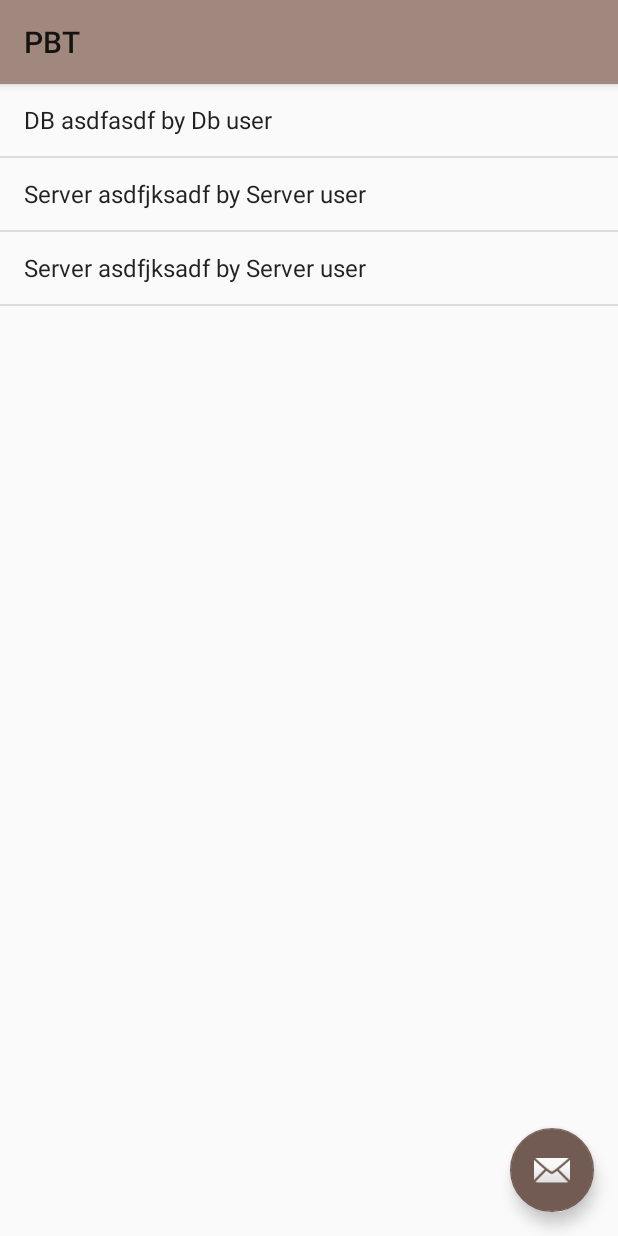
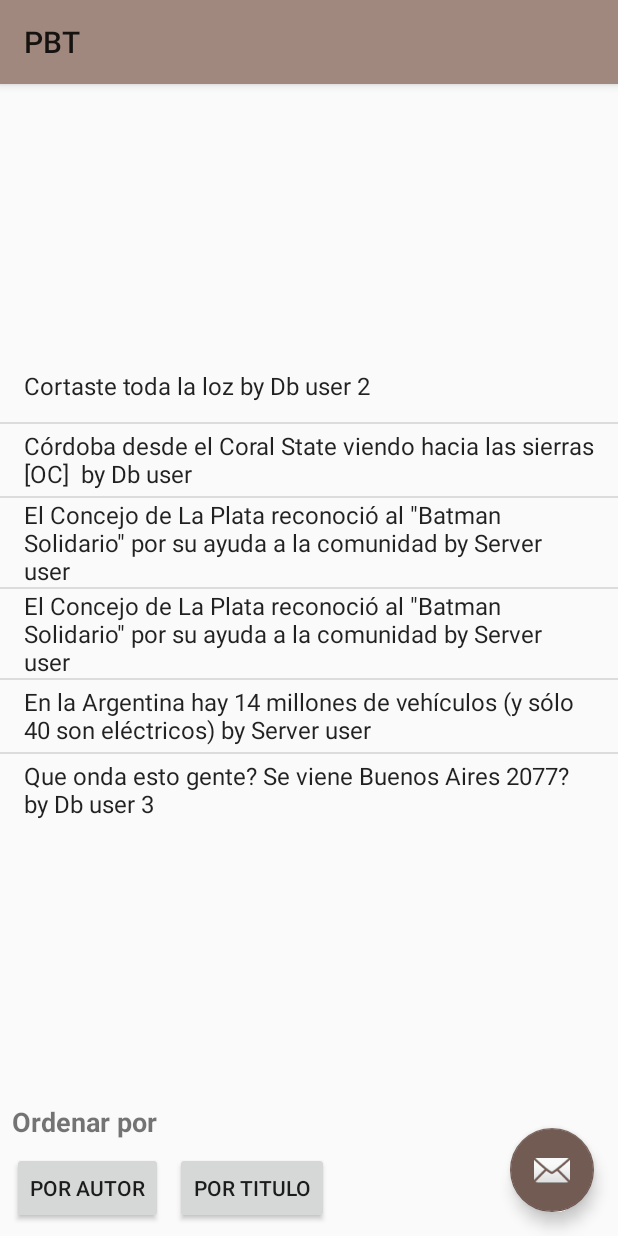
Before and after one commit to nourthe/soft-eng-project, an Android app: the screen it shows after launch (MainActivity), on a phone screen of 412 x 824 dp. Run offline under Robolectric (Android 15) with nearby library versions, the phone set to English and light mode, and no system bars.

Commit message:
Arregla error en los filtros

```diff
--- a/app/src/main/java/com/example/pbt/ViewModel/MainViewModel.java
+++ b/app/src/main/java/com/example/pbt/ViewModel/MainViewModel.java
@@ -26,10 +26,12 @@ public class MainViewModel extends ViewModel {
     }
 
     public LiveData<List<Post>> getRecentPosts() {
-        mPostData.fetchLatestPosts(1000);
-        mPostData.fetchLatestPosts(3000);
-        mPostData.fetchLatestPosts(5000);
+        mPostData.fetchLatestPosts(2000);
         return mPBT.getLatestPostsList();
+    }
+
+    public void notifyRecentPosts() {
+        mPBT.setLatestPostsList(mPBT.getLatestPostsList().getValue());
     }
 
     @SuppressWarnings("ConstantConditions")
--- a/app/src/main/java/com/example/pbt/data/PostData.java
+++ b/app/src/main/java/com/example/pbt/data/PostData.java
@@ -46,20 +46,39 @@ public class PostData {
     private List<Post> mockDbLatestPosts() {
         List<Post> postList=  new ArrayList<>();
         Post post = new Post();
-            post.setTitle("DB asdfasdf");
+            post.setTitle("Córdoba desde el Coral State viendo hacia las sierras [OC] ");
             post.setDescription("DB descipadsfsd");
             post.setDate(new Date());
             User user = new User();
             user.setName("Db user");
             post.setAuthor(user);
 
+        Post post2 = new Post();
+        post2.setTitle("Cortaste toda la loz");
+        post2.setDescription("DB 2");
+        post2.setDate(new Date());
+        User user2 = new User();
+        user2.setName("Db user 2");
+        post2.setAuthor(user2);
+
+        Post post3 = new Post();
+        post3.setTitle("Que onda esto gente? Se viene Buenos Aires 2077?");
+        post3.setDescription("DB 3");
+        post3.setDate(new Date());
+        User user3 = new User();
+        user3.setName("Db user 3");
+        post3.setAuthor(user3);
+
+
         if (Post.isPostValidForPublishing(post)) postList.add(post);
+        if (Post.isPostValidForPublishing(post2)) postList.add(post2);
+        if (Post.isPostValidForPublishing(post3)) postList.add(post3);
         return postList;
     }
     private List<Post> mockServerLatestPosts() {
         List<Post> postList=  new ArrayList<>();
         Post post = new Post();
-            post.setTitle("Server asdfjksadf");
+            post.setTitle("El Concejo de La Plata reconoció al \"Batman Solidario\" por su ayuda a la comunidad");
             post.setDescription("Server asfasdf");
             post.setDate(new Date());
 
@@ -67,6 +86,27 @@ public class PostData {
             user.setName("Server user");
             post.setAuthor(user);
         if (Post.isPostValidForPublishing(post)) postList.add(post);
+
+
+        Post post2 = new Post();
+        post2.setTitle("El Concejo de La Plata reconoció al \"Batman Solidario\" por su ayuda a la comunidad");
+        post2.setDescription("Server asfasdf");
+        post2.setDate(new Date());
+
+        User user2 = new User();
+        user2.setName("Server user");
+        post2.setAuthor(user2);
+        if (Post.isPostValidForPublishing(post2)) postList.add(post2);
+
+        Post post3 = new Post();
+        post3.setTitle("En la Argentina hay 14 millones de vehículos (y sólo 40 son eléctricos)");
+        post3.setDescription("Server asfasdf");
+        post3.setDate(new Date());
+
+        User user3 = new User();
+        user3.setName("Server user");
+        post3.setAuthor(user3);
+        if (Post.isPostValidForPublishing(post3)) postList.add(post3);
         return postList;
     }
 
--- a/app/src/main/java/com/example/pbt/view/MainActivity.java
+++ b/app/src/main/java/com/example/pbt/view/MainActivity.java
@@ -1,26 +1,24 @@
 package com.example.pbt.view;
 
 import android.arch.lifecycle.Observer;
-import android.arch.lifecycle.ViewModelProvider;
 import android.arch.lifecycle.ViewModelProviders;
 import android.content.Intent;
 import android.os.Bundle;
 import android.support.annotation.Nullable;
-import android.support.design.widget.FloatingActionButton;
-import android.support.design.widget.Snackbar;
 import android.support.v7.app.AppCompatActivity;
 import android.support.v7.widget.Toolbar;
 import android.view.View;
 import android.widget.AdapterView;
 import android.widget.ArrayAdapter;
+import android.widget.Button;
 import android.widget.ListView;
-import android.widget.Toast;
 
 import com.example.pbt.R;
 import com.example.pbt.ViewModel.MainViewModel;
-import com.example.pbt.data.PostData;
-import com.example.pbt.model.PBT;
 import com.example.pbt.model.Post;
+import com.example.pbt.util.sort.EntryAuthorEntrySort;
+import com.example.pbt.util.sort.EntryFilter;
+import com.example.pbt.util.sort.EntryTitleEntrySort;
 
 import java.util.List;
 
@@ -28,16 +26,21 @@ public class MainActivity extends AppCompatActivity {
 
     private ListView mListView;
     private MainViewModel mViewModel;
+    private Button filtrarPostsTitulo;
+    private Button filtrarPostAutor;
+    EntryFilter filter;
 
     @Override
     protected void onCreate(Bundle savedInstanceState) {
         super.onCreate(savedInstanceState);
         setContentView(R.layout.activity_main);
         initViews();
-
+        filter = new EntryTitleEntrySort();
         mViewModel = ViewModelProviders.of(this).get(MainViewModel.class);
-        addListObserver();
-        addOnClickListeners();
+        filtrarPostAutor = findViewById(R.id.btn_filter_by_post_author);
+        filtrarPostsTitulo = findViewById(R.id.btn_filter_by_post_title);
+            addListObserver();
+            addOnClickListeners();
     }
 
 
@@ -54,7 +57,8 @@ public class MainActivity extends AppCompatActivity {
         public void onChanged(@Nullable List<Post> posts) {
             ((ArrayAdapter)mListView.getAdapter()).clear();
             //noinspection unchecked
-            ((ArrayAdapter)mListView.getAdapter()).addAll(posts);
+
+            ((ArrayAdapter)mListView.getAdapter()).addAll(filter.filter(posts));
             ((ArrayAdapter)mListView.getAdapter()).notifyDataSetChanged();
         }
         });
@@ -69,6 +73,20 @@ public class MainActivity extends AppCompatActivity {
                 startActivity(intent);
             }
         });
+        filtrarPostsTitulo.setOnClickListener(new View.OnClickListener() {
+            @Override
+            public void onClick(View view) {
+                filter = new EntryTitleEntrySort();
+                mViewModel.notifyRecentPosts();
+            }
+        });
+        filtrarPostAutor.setOnClickListener(new View.OnClickListener() {
+            @Override
+            public void onClick(View view) {
+                filter = new EntryAuthorEntrySort();
+                mViewModel.notifyRecentPosts();
+            }
+        });
     }
 
 
--- a/app/src/main/java/com/example/pbt/view/PostDetailActivity.java
+++ b/app/src/main/java/com/example/pbt/view/PostDetailActivity.java
@@ -51,7 +51,13 @@ public class PostDetailActivity extends AppCompatActivity {
         mButtonLike.setOnClickListener(new View.OnClickListener() {
             @Override
             public void onClick(View v) {
+
                 mMainViewModel.likePost(mPost);
+                if (mMainViewModel.isPostLiked(mPost)) {
+                    mButtonLike.setImageResource(R.drawable.ic_star_black_24dp);
+                } else {
+                    mButtonLike.setImageResource(R.drawable.ic_star_border_black_24dp);
+                }
             }
         });
     }
--- a/app/src/main/res/layout/activity_main.xml
+++ b/app/src/main/res/layout/activity_main.xml
@@ -30,4 +30,7 @@
         android:layout_margin="@dimen/fab_margin"
         app:srcCompat="@android:drawable/ic_dialog_email" />
 
+
+
+
 </android.support.design.widget.CoordinatorLayout>
--- a/app/src/main/res/layout/content_main.xml
+++ b/app/src/main/res/layout/content_main.xml
@@ -12,5 +12,40 @@
     <ListView
         android:id="@+id/listView"
         android:layout_width="match_parent"
-        android:layout_height="match_parent" />
+        android:layout_height="wrap_content"
+        android:layout_marginBottom="8dp"
+        app:layout_constraintBottom_toTopOf="@+id/textView2"
+        app:layout_constraintTop_toTopOf="parent" />
+
+    <Button
+        android:id="@+id/btn_filter_by_post_title"
+        android:layout_width="wrap_content"
+        android:layout_height="wrap_content"
+        android:layout_marginStart="8dp"
+        android:layout_marginBottom="8dp"
+        android:text="Por Titulo"
+        app:layout_constraintBottom_toBottomOf="parent"
+        app:layout_constraintStart_toEndOf="@+id/btn_filter_by_post_author" />
+
+    <Button
+        android:id="@+id/btn_filter_by_post_author"
+        android:layout_width="wrap_content"
+        android:layout_height="wrap_content"
+        android:layout_marginStart="8dp"
+        android:layout_marginBottom="8dp"
+        android:text="Por Autor"
+        app:layout_constraintBottom_toBottomOf="parent"
+        app:layout_constraintStart_toStartOf="parent" />
+
+    <TextView
+        android:id="@+id/textView2"
+        android:layout_width="wrap_content"
+        android:layout_height="wrap_content"
+        android:layout_marginStart="8dp"
+        android:layout_marginBottom="8dp"
+        android:text="Ordenar por"
+        android:textSize="18sp"
+        android:textStyle="bold"
+        app:layout_constraintBottom_toTopOf="@+id/btn_filter_by_post_author"
+        app:layout_constraintStart_toStartOf="parent" />
 </android.support.constraint.ConstraintLayout>
```
Also changed, not shown: 1 other file.
